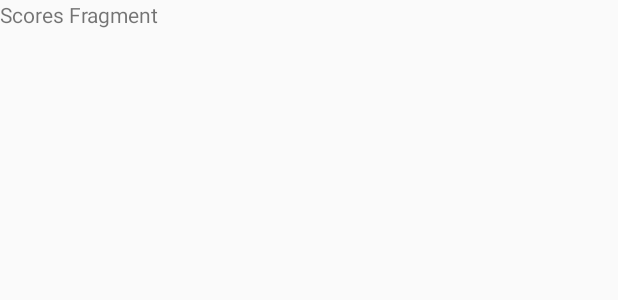
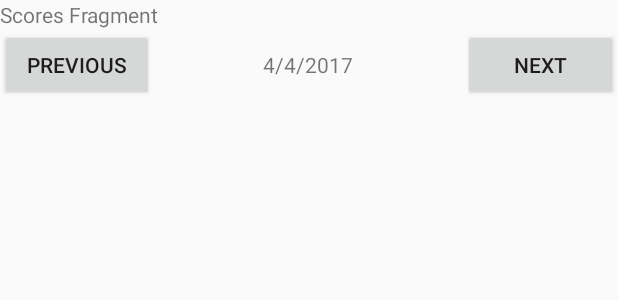
Before and after one commit to robbiestells/Ultras, an Android app: the layout fragment_scores.xml on its own in the app's theme, with its tools: preview values and no code run, on a phone screen of 412 x 824 dp. Shown: the top 300 px of the screen. Run offline under Robolectric (Android 15) with nearby library versions, the phone set to English and light mode, and no system bars.

```diff
--- a/app/src/main/res/layout/fragment_scores.xml
+++ b/app/src/main/res/layout/fragment_scores.xml
@@ -1,15 +1,47 @@
 <?xml version="1.0" encoding="utf-8"?>
 <LinearLayout xmlns:android="http://schemas.android.com/apk/res/android"
-    android:orientation="vertical" android:layout_width="match_parent"
-    android:layout_height="match_parent">
+    android:layout_width="match_parent"
+    android:layout_height="match_parent"
+    android:orientation="vertical">
 
     <TextView
         android:layout_width="wrap_content"
         android:layout_height="wrap_content"
-        android:text="Scores Fragment"/>
+        android:text="Scores Fragment" />
+
+    <LinearLayout
+        android:layout_width="match_parent"
+        android:layout_height="wrap_content">
+
+        <Button
+            android:id="@+id/PreviousButton"
+            android:layout_width="0dp"
+            android:layout_weight="1"
+            android:layout_height="wrap_content"
+            android:text="Previous"
+            android:onClick="PreviousClicked"/>
+
+        <TextView
+            android:id="@+id/DateFilter"
+            android:layout_width="0dp"
+            android:layout_weight="2"
+            android:gravity="center"
+            android:layout_gravity="center"
+            android:layout_height="match_parent"
+            android:text="4/4/2017" />
+
+        <Button
+            android:id="@+id/NextButton"
+            android:layout_width="0dp"
+            android:layout_weight="1"
+            android:layout_height="wrap_content"
+            android:text="Next"
+            android:onClick="NextClicked"/>
+
+    </LinearLayout>
 
     <ListView
         android:id="@+id/fixtureList"
         android:layout_width="match_parent"
-        android:layout_height="wrap_content"/>
+        android:layout_height="wrap_content" />
 </LinearLayout>
```
Also changed, not shown: app/src/main/java/com/perspective/prime/utras/ScoresFragment.java (+115 -36 lines), app/src/main/java/data/UltraContract.java (added, +50 -0 lines), app/src/main/java/data/UltraDbHelper.java (added, +44 -0 lines), app/src/main/java/data/UltraProvider.java (added, +125 -0 lines), app/src/main/java/models/Fixture.java (+13 -13 lines).
